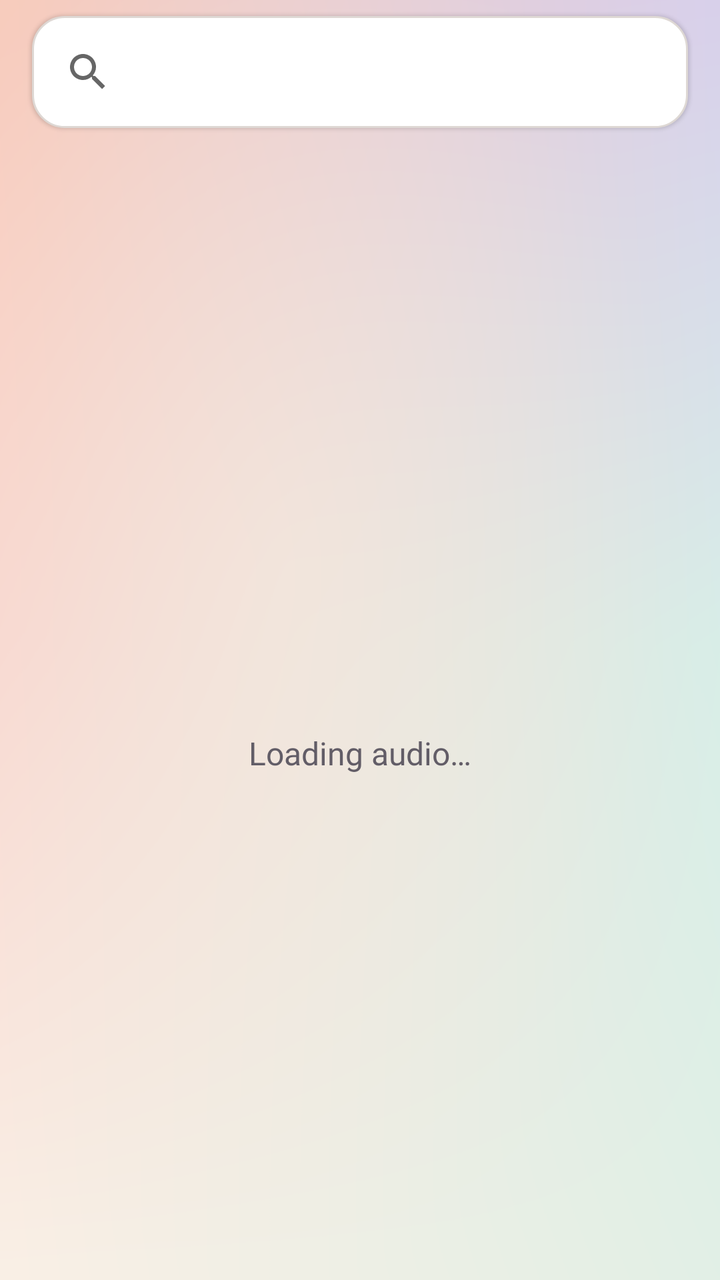
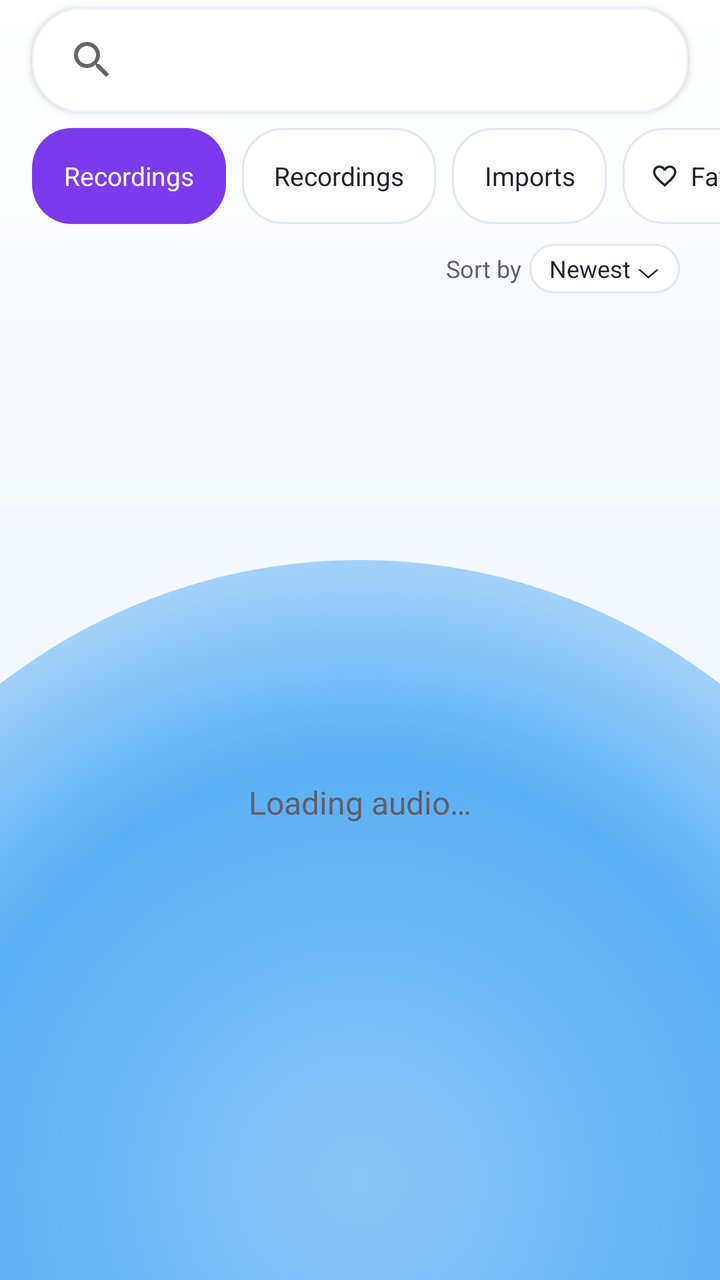

Before-and-after screenshots of an Android layout around one commit, followed by the original layout XML and the change that was made.
<!-- AndroidManifest.xml: application theme Theme.DecMictospeaker -->
<!-- res/layout/fragment_audio_list_new.xml -->
<?xml version="1.0" encoding="utf-8"?>
<LinearLayout xmlns:android="http://schemas.android.com/apk/res/android"
    xmlns:app="http://schemas.android.com/apk/res-auto"
    android:layout_width="match_parent"
    android:layout_height="match_parent"
    android:orientation="vertical">
    <androidx.appcompat.widget.SearchView
        android:id="@+id/search"
        android:layout_width="match_parent"
        android:layout_height="wrap_content"
        android:layout_marginStart="16dp"
        android:layout_marginTop="8dp"
        android:layout_marginEnd="16dp"
        android:layout_marginBottom="8dp"
        android:background="@drawable/studio_card"
        android:contentDescription="@string/library_search_audio"
        android:elevation="1dp"
        android:minHeight="56dp"
        android:paddingStart="4dp"
        android:paddingEnd="4dp"
        app:queryHint="@string/library_search_audio" />
    <TextView
        android:id="@+id/library_summary"
        style="@style/LibraryMetadata"
        android:layout_marginStart="24dp"
        android:layout_marginEnd="24dp"
        android:layout_marginBottom="8dp" />
    <FrameLayout
        android:id="@+id/library_list_pane"
        android:layout_width="match_parent"
        android:layout_height="0dp"
        android:layout_weight="1">
        <androidx.recyclerview.widget.RecyclerView
            android:id="@+id/list"
            android:layout_width="match_parent"
            android:layout_height="match_parent"
            android:clipToPadding="false"
            android:paddingBottom="16dp" />
        <androidx.core.widget.NestedScrollView
            android:id="@+id/library_state_panel"
            android:layout_width="match_parent"
            android:layout_height="match_parent"
            android:fillViewport="true">
            <LinearLayout
                android:layout_width="match_parent"
                android:layout_height="wrap_content"
                android:gravity="center"
                android:orientation="vertical"
                android:padding="24dp">
                <TextView
                    android:id="@+id/no_audio"
                    style="@style/StudioBody"
                    android:accessibilityLiveRegion="polite"
                    android:gravity="center"
                    android:text="@string/library_loading" />
                <Button
                    android:id="@+id/library_permissions"
                    style="@style/LibraryButton"
                    android:layout_marginTop="16dp"
                    android:text="@string/library_permission_action"
                    android:visibility="gone" />
                <Button
                    android:id="@+id/library_retry"
                    style="@style/LibraryButton"
                    android:layout_marginTop="16dp"
                    android:text="@string/library_retry"
                    android:visibility="gone" />
                <Button
                    android:id="@+id/library_clear"
                    style="@style/LibraryButton"
                    android:layout_marginTop="16dp"
                    android:text="@string/library_clear_search"
                    android:visibility="gone" />
            </LinearLayout>
        </androidx.core.widget.NestedScrollView>
    </FrameLayout>
    <androidx.core.widget.NestedScrollView
        android:id="@+id/mediaPlayerLayout"
        android:layout_width="match_parent"
        android:layout_height="0dp"
        android:layout_marginStart="16dp"
        android:layout_marginEnd="16dp"
        android:layout_marginBottom="16dp"
        android:layout_weight="1"
        android:background="@drawable/studio_card"
        android:elevation="1dp"
        android:fillViewport="true"
        android:visibility="gone">
        <LinearLayout
            android:layout_width="match_parent"
            android:layout_height="wrap_content"
            android:orientation="vertical"
            android:padding="16dp">
            <LinearLayout
                android:layout_width="match_parent"
                android:layout_height="wrap_content"
                android:gravity="center_vertical"
                android:orientation="horizontal">
                <TextView
                    android:id="@+id/title"
                    style="@style/LibraryTitle"
                    android:layout_width="0dp"
                    android:layout_marginEnd="16dp"
                    android:layout_weight="1" />
                <ImageButton
                    android:id="@+id/play_pause"
                    style="@style/ToolControl"
                    android:background="@drawable/library_button_background"
                    android:contentDescription="@string/library_play_preview"
                    android:src="@drawable/tool_play"
                    app:tint="@color/studio_blue" />
            </LinearLayout>
            <androidx.appcompat.widget.AppCompatSeekBar
                android:id="@+id/player_seekbar"
                android:layout_width="match_parent"
                android:layout_height="48dp"
                android:contentDescription="@string/library_preview_position" />
            <LinearLayout
                android:layout_width="match_parent"
                android:layout_height="wrap_content"
                android:orientation="horizontal">
                <TextView
                    android:id="@+id/current_time"
                    style="@style/LibraryMetadata"
                    android:layout_width="0dp"
                    android:layout_weight="1" />
                <TextView
                    android:id="@+id/total_time"
                    style="@style/LibraryMetadata"
                    android:layout_width="0dp"
                    android:layout_weight="1"
                    android:gravity="end" />
            </LinearLayout>
            <TextView
                android:id="@+id/library_preview_feedback"
                style="@style/StudioBody"
                android:accessibilityLiveRegion="polite"
                android:text="@string/library_preview_help" />
        </LinearLayout>
    </androidx.core.widget.NestedScrollView>
</LinearLayout>
<!-- resources referenced by this layout -->
<resources>
  <color name="studio_blue">#3E5D7C</color>
  <string name="library_loading">Loading audio…</string>
  <string name="library_play_preview">Play preview</string>
  <string name="library_retry">Try again</string>
  <string name="library_search_audio">Search audio</string>
  <color name="studio_surface">#FFFFFFFF</color>
  <color name="studio_soft_pressed">#E1EAF2</color>
  <color name="studio_line">#DED8D4</color>
  <color name="studio_ink">#29262D</color>
  <color name="studio_muted">#625D67</color>
  <color name="pastel_peach">#FCBBAB</color>
  <color name="pastel_peach_pressed">#F8A693</color>
  <color name="quality_text">#21232E</color>
  <color name="pastel_mint">#C0E6DE</color>
  <color name="pastel_mint_pressed">#A9D8CE</color>
  <!-- drawable bg_pastel_mesh: png bitmap (drawable, 55586 bytes) -->
  <color name="quality_secondary">#5C5E6E</color>
  <color name="quality_surface_soft">#F5F1EE</color>
  <color name="quality_border">#E0DCD8</color>
  <color name="studio_soft">#EDF2F7</color>
  <color name="quality_surface">#F0FFFFFF</color>
  <!-- unchanged entries left out for length: 15 -->
</resources>

<!-- the commit's change to res/layout/fragment_audio_list_new.xml (unified diff, before → after) -->
@@ -4,67 +4,221 @@
     android:layout_width="match_parent"
     android:layout_height="match_parent"
     android:orientation="vertical">
+
+    
     <androidx.appcompat.widget.SearchView
         android:id="@+id/search"
         android:layout_width="match_parent"
         android:layout_height="wrap_content"
         android:layout_marginStart="16dp"
-        android:layout_marginTop="8dp"
+        android:layout_marginTop="4dp"
         android:layout_marginEnd="16dp"
         android:layout_marginBottom="8dp"
-        android:background="@drawable/studio_card"
+        android:background="@drawable/bg_search_card"
         android:contentDescription="@string/library_search_audio"
-        android:elevation="1dp"
-        android:minHeight="56dp"
-        android:paddingStart="4dp"
-        android:paddingEnd="4dp"
+        android:elevation="2dp"
+        android:minHeight="52dp"
+        android:paddingStart="6dp"
+        android:paddingEnd="6dp"
         app:queryHint="@string/library_search_audio" />
-    <TextView
-        android:id="@+id/library_summary"
-        style="@style/LibraryMetadata"
-        android:layout_marginStart="24dp"
-        android:layout_marginEnd="24dp"
-        android:layout_marginBottom="8dp" />
+
+    
+    <HorizontalScrollView
+        android:layout_width="match_parent"
+        android:layout_height="wrap_content"
+        android:clipToPadding="false"
+        android:paddingStart="16dp"
+        android:paddingEnd="16dp"
+        android:paddingBottom="6dp"
+        android:scrollbars="none">
+
+        <LinearLayout
+            android:layout_width="wrap_content"
+            android:layout_height="wrap_content"
+            android:gravity="center_vertical"
+            android:orientation="horizontal">
+
+            <TextView
+                android:id="@+id/chip_all"
+                android:layout_width="wrap_content"
+                android:layout_height="48dp"
+                android:minHeight="48dp"
+                android:background="@drawable/btn_chip_active_purple"
+                android:clickable="true"
+                android:focusable="true"
+                android:gravity="center"
+                android:paddingStart="16dp"
+                android:paddingEnd="16dp"
+                android:text="@string/library_chip_recordings"
+                android:textColor="#FFFFFF"
+                android:textSize="13sp" />
+
+            <TextView
+                android:id="@+id/chip_recordings"
+                android:layout_width="wrap_content"
+                android:layout_height="48dp"
+                android:minHeight="48dp"
+                android:layout_marginStart="8dp"
+                android:background="@drawable/btn_chip_inactive"
+                android:clickable="true"
+                android:focusable="true"
+                android:gravity="center"
+                android:paddingStart="16dp"
+                android:paddingEnd="16dp"
+                android:text="@string/library_chip_recordings"
+                android:textColor="@color/quality_text"
+                android:textSize="13sp" />
+
+            <TextView
+                android:id="@+id/chip_imports"
+                android:layout_width="wrap_content"
+                android:layout_height="48dp"
+                android:minHeight="48dp"
+                android:layout_marginStart="8dp"
+                android:background="@drawable/btn_chip_inactive"
+                android:clickable="true"
+                android:focusable="true"
+                android:gravity="center"
+                android:paddingStart="16dp"
+                android:paddingEnd="16dp"
+                android:text="@string/library_chip_imports"
+                android:textColor="@color/quality_text"
+                android:textSize="13sp" />
+
+            <LinearLayout
+                android:id="@+id/chip_favorites"
+                android:layout_width="wrap_content"
+                android:layout_height="48dp"
+                android:minHeight="48dp"
+                android:layout_marginStart="8dp"
+                android:background="@drawable/btn_chip_inactive"
+                android:clickable="true"
+                android:focusable="true"
+                android:gravity="center_vertical"
+                android:orientation="horizontal"
+                android:paddingStart="14dp"
+                android:paddingEnd="16dp">
+
+                <ImageView
+                    android:id="@+id/iv_chip_favorites"
+                    android:layout_width="14dp"
+                    android:layout_height="14dp"
+                    android:importantForAccessibility="no"
+                    android:src="@drawable/ic_heart_outline"
+                    app:tint="@color/quality_text" />
+
+                <TextView
+                    android:id="@+id/tv_chip_favorites"
+                    android:layout_width="wrap_content"
+                    android:layout_height="wrap_content"
+                    android:layout_marginStart="6dp"
+                    android:text="@string/library_chip_favorites"
+                    android:textColor="@color/quality_text"
+                    android:textSize="13sp" />
+            </LinearLayout>
+        </LinearLayout>
+    </HorizontalScrollView>
+
+    
+    <LinearLayout
+        android:layout_width="match_parent"
+        android:layout_height="wrap_content"
+        android:gravity="center_vertical"
+        android:orientation="horizontal"
+        android:paddingStart="20dp"
+        android:paddingTop="4dp"
+        android:paddingEnd="20dp"
+        android:paddingBottom="6dp">
+
+        <TextView
+            android:id="@+id/library_summary"
+            style="@style/LibraryMetadata"
+            android:layout_width="0dp"
+            android:layout_height="wrap_content"
+            android:layout_weight="1"
+            android:textColor="@color/quality_secondary"
+            android:textSize="13sp" />
+
+        <LinearLayout
+            android:id="@+id/btn_sort"
+            android:layout_width="wrap_content"
+            android:layout_height="wrap_content"
+            android:clickable="true"
+            android:focusable="true"
+            android:gravity="center_vertical"
+            android:orientation="horizontal">
+
+            <TextView
+                android:layout_width="wrap_content"
+                android:layout_height="wrap_content"
+                android:text="@string/library_sort_by"
+                android:textColor="@color/quality_secondary"
+                android:textSize="12sp" />
+
+            <TextView
+                android:id="@+id/tv_sort_value"
+                android:layout_width="wrap_content"
+                android:layout_height="wrap_content"
+                android:layout_marginStart="4dp"
+                android:background="@drawable/btn_chip_inactive"
+                android:paddingStart="10dp"
+                android:paddingTop="4dp"
+                android:paddingEnd="10dp"
+                android:paddingBottom="4dp"
+                android:text="@string/library_sort_newest"
+                android:textColor="@color/quality_text"
+                android:textSize="12sp" />
+        </LinearLayout>
+    </LinearLayout>
+
+    
     <FrameLayout
         android:id="@+id/library_list_pane"
         android:layout_width="match_parent"
         android:layout_height="0dp"
         android:layout_weight="1">
+
         <androidx.recyclerview.widget.RecyclerView
             android:id="@+id/list"
             android:layout_width="match_parent"
             android:layout_height="match_parent"
             android:clipToPadding="false"
             android:paddingBottom="16dp" />
+
         <androidx.core.widget.NestedScrollView
             android:id="@+id/library_state_panel"
             android:layout_width="match_parent"
             android:layout_height="match_parent"
             android:fillViewport="true">
+
             <LinearLayout
                 android:layout_width="match_parent"
                 android:layout_height="wrap_content"
                 android:gravity="center"
                 android:orientation="vertical"
                 android:padding="24dp">
+
                 <TextView
                     android:id="@+id/no_audio"
                     style="@style/StudioBody"
                     android:accessibilityLiveRegion="polite"
                     android:gravity="center"
                     android:text="@string/library_loading" />
+
                 <Button
                     android:id="@+id/library_permissions"
                     style="@style/LibraryButton"
                     android:layout_marginTop="16dp"
                     android:text="@string/library_permission_action"
                     android:visibility="gone" />
+
                 <Button
                     android:id="@+id/library_retry"
                     style="@style/LibraryButton"
                     android:layout_marginTop="16dp"
                     android:text="@string/library_retry"
                     android:visibility="gone" />
+
                 <Button
                     android:id="@+id/library_clear"
                     style="@style/LibraryButton"
@@ -74,6 +228,8 @@
             </LinearLayout>
         </androidx.core.widget.NestedScrollView>
     </FrameLayout>
+
+    
     <androidx.core.widget.NestedScrollView
         android:id="@+id/mediaPlayerLayout"
         android:layout_width="match_parent"
@@ -86,22 +242,26 @@
         android:elevation="1dp"
         android:fillViewport="true"
         android:visibility="gone">
+
         <LinearLayout
             android:layout_width="match_parent"
             android:layout_height="wrap_content"
             android:orientation="vertical"
             android:padding="16dp">
+
             <LinearLayout
                 android:layout_width="match_parent"
                 android:layout_height="wrap_content"
                 android:gravity="center_vertical"
                 android:orientation="horizontal">
+
                 <TextView
                     android:id="@+id/title"
                     style="@style/LibraryTitle"
                     android:layout_width="0dp"
                     android:layout_marginEnd="16dp"
                     android:layout_weight="1" />
+
                 <ImageButton
                     android:id="@+id/play_pause"
                     style="@style/ToolControl"
@@ -110,20 +270,24 @@
                     android:src="@drawable/tool_play"
                     app:tint="@color/studio_blue" />
             </LinearLayout>
+
             <androidx.appcompat.widget.AppCompatSeekBar
                 android:id="@+id/player_seekbar"
                 android:layout_width="match_parent"
                 android:layout_height="48dp"
                 android:contentDescription="@string/library_preview_position" />
+
             <LinearLayout
                 android:layout_width="match_parent"
                 android:layout_height="wrap_content"
                 android:orientation="horizontal">
+
                 <TextView
                     android:id="@+id/current_time"
                     style="@style/LibraryMetadata"
                     android:layout_width="0dp"
                     android:layout_weight="1" />
+
                 <TextView
                     android:id="@+id/total_time"
                     style="@style/LibraryMetadata"
@@ -131,6 +295,7 @@
                     android:layout_weight="1"
                     android:gravity="end" />
             </LinearLayout>
+
             <TextView
                 android:id="@+id/library_preview_feedback"
                 style="@style/StudioBody"
<!-- resource entries referenced after the edit -->
@@ -1,21 +1,93 @@
 <!-- resources referenced by this layout -->
 <resources>
   <color name="studio_blue">#3E5D7C</color>
+  <!-- drawable bg_search_card (drawable) -->
+  <?xml version="1.0" encoding="utf-8"?>
+  <shape xmlns:android="http://schemas.android.com/apk/res/android"
+      android:shape="rectangle">
+      <solid android:color="#FFFFFF" />
+      <corners android:radius="24dp" />
+      <stroke android:width="1dp" android:color="#F1F5F9" />
+  </shape>
+  <!-- drawable btn_chip_active_purple (drawable) -->
+  <?xml version="1.0" encoding="utf-8"?>
+  <ripple xmlns:android="http://schemas.android.com/apk/res/android"
+      android:color="#30FFFFFF">
+      <item>
+          <shape android:shape="rectangle">
+              <solid android:color="#7C3AED" />
+              <corners android:radius="20dp" />
+          </shape>
+      </item>
+  </ripple>
+  <!-- drawable btn_chip_inactive (drawable) -->
+  <?xml version="1.0" encoding="utf-8"?>
+  <ripple xmlns:android="http://schemas.android.com/apk/res/android"
+      android:color="#207C3AED">
+      <item>
+          <shape android:shape="rectangle">
+              <solid android:color="#FFFFFF" />
+              <stroke android:width="1dp" android:color="#E2E8F0" />
+              <corners android:radius="20dp" />
+          </shape>
+      </item>
+  </ripple>
+  <!-- drawable ic_heart_outline (drawable) -->
+  <vector xmlns:android="http://schemas.android.com/apk/res/android"
+      android:width="24dp"
+      android:height="24dp"
+      android:viewportWidth="24"
+      android:viewportHeight="24">
+      <path
+          android:fillColor="#64748B"
+          android:pathData="M16.5,3c-1.74,0 -3.41,0.81 -4.5,2.09C10.91,3.81 9.24,3 7.5,3 4.42,3 2,5.42 2,8.5c0,3.78 3.4,6.86 8.55,11.54L12,21.35l1.45,-1.32C18.6,15.36 22,12.28 22,8.5 22,5.42 19.58,3 16.5,3zM12.1,18.55l-0.1,0.1 -0.1,-0.1C7.14,14.24 4,11.39 4,8.5 4,6.5 5.5,5 7.5,5c1.54,0 3.04,0.99 3.57,2.36h1.87C13.46,5.99 14.96,5 16.5,5c2,0 3.5,1.5 3.5,3.5 0,2.89 -3.14,5.74 -7.9,10.05z"/>
+  </vector>
+  <string name="library_chip_favorites">Favorites</string>
+  <string name="library_chip_imports">Imports</string>
+  <string name="library_chip_recordings">Recordings</string>
   <string name="library_loading">Loading audio…</string>
   <string name="library_play_preview">Play preview</string>
   <string name="library_retry">Try again</string>
   <string name="library_search_audio">Search audio</string>
+  <string name="library_sort_by">Sort by</string>
+  <string name="library_sort_newest">Newest ⌵</string>
   <color name="studio_surface">#FFFFFFFF</color>
   <color name="studio_soft_pressed">#E1EAF2</color>
   <color name="studio_line">#DED8D4</color>
   <color name="studio_ink">#29262D</color>
   <color name="studio_muted">#625D67</color>
-  <color name="pastel_peach">#FCBBAB</color>
-  <color name="pastel_peach_pressed">#F8A693</color>
+  <color name="pastel_peach">#A9D6FB</color>
+  <color name="pastel_peach_pressed">#7CBCF8</color>
   <color name="quality_text">#21232E</color>
-  <color name="pastel_mint">#C0E6DE</color>
-  <color name="pastel_mint_pressed">#A9D8CE</color>
-  <!-- drawable bg_pastel_mesh: png bitmap (drawable, 55586 bytes) -->
+  <color name="pastel_mint">#BFE2FC</color>
+  <color name="pastel_mint_pressed">#93CCF9</color>
+  <!-- drawable bg_pastel_mesh (drawable) -->
+  <?xml version="1.0" encoding="utf-8"?>
+  <layer-list xmlns:android="http://schemas.android.com/apk/res/android">
+      <item>
+          <shape android:shape="rectangle">
+              <gradient
+                  android:angle="270"
+                  android:startColor="#FFFFFF"
+                  android:centerColor="#F2F8FE"
+                  android:endColor="#E2F0FD" />
+          </shape>
+      </item>
+      <item
+          android:left="-120dp"
+          android:right="-120dp"
+          android:top="280dp"
+          android:bottom="-260dp">
+          <shape android:shape="oval">
+              <gradient
+                  android:type="radial"
+                  android:gradientRadius="420dp"
+                  android:startColor="#8CC6F8"
+                  android:centerColor="#59AFF5"
+                  android:endColor="#001A9BF0" />
+          </shape>
+      </item>
+  </layer-list>
   <color name="quality_secondary">#5C5E6E</color>
   <color name="quality_surface_soft">#F5F1EE</color>
   <color name="quality_border">#E0DCD8</color>
